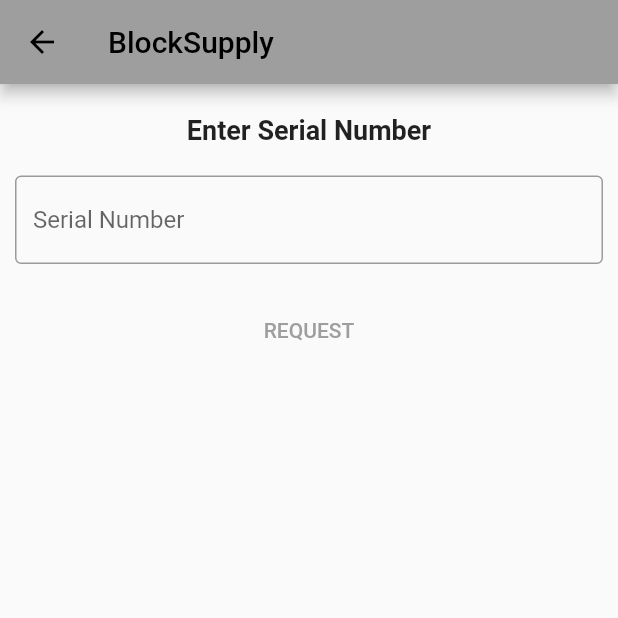
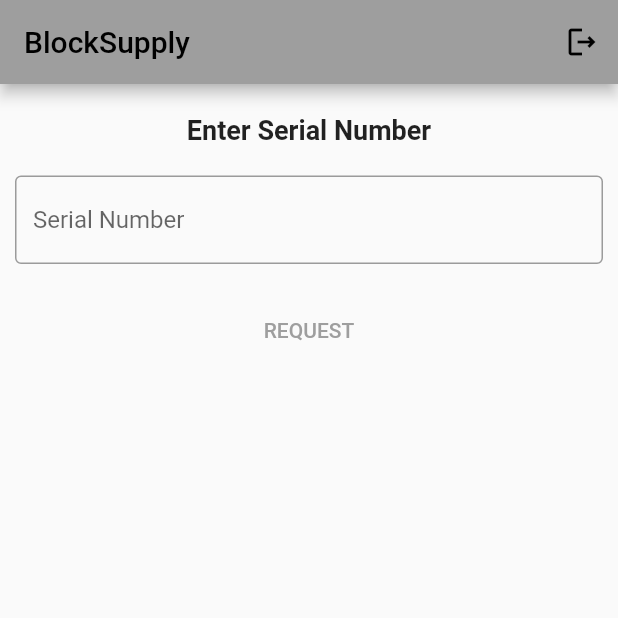
Before and after one commit to powzx/BlockSupply_Flutter, a Flutter app: the HomeScreen screen opened directly, on a phone screen of 412 x 824 dp, the top half of it. Run offline on Flutter 3.47's test engine with Material 2 defaults, Android fonts, the phone set to English and light mode, and no system bars; our stand-ins replace flutter_secure_storage, local_auth, syncfusion_flutter_charts, syncfusion_flutter_datagrid; missing offline and left inert: ecdsa, elliptic, mqtt_client, syncfusion_flutter_core; accounts and stored records are empty; statements that could not run were skipped.

Commit message:
Disable back button in home screen and alert dialog

```diff
--- a/lib/home_screen.dart
+++ b/lib/home_screen.dart
@@ -25,9 +25,18 @@ class _HomeScreenState extends State<HomeScreen> {
 
   @override
   Widget build(BuildContext context) {
-    return Scaffold(
+    return WillPopScope(
+        child: Scaffold(
           appBar: AppBar(
             title: Text('BlockSupply'),
+            automaticallyImplyLeading: false,
+            actions: <Widget>[
+              IconButton(
+                  onPressed: () {
+                    Navigator.of(context).pop();
+                  },
+                  icon: Icon(Icons.logout_outlined)),
+            ],
           ),
           body: Column(
             crossAxisAlignment: CrossAxisAlignment.start,
@@ -85,6 +94,7 @@ class _HomeScreenState extends State<HomeScreen> {
               ),
             ],
           ),
-    );
+        ),
+        onWillPop: () async => false);
   }
 }
```
Also changed, not shown: lib/init_screen.dart (+6 -4 lines). Lines whose indentation alone changed are shown as unchanged.
